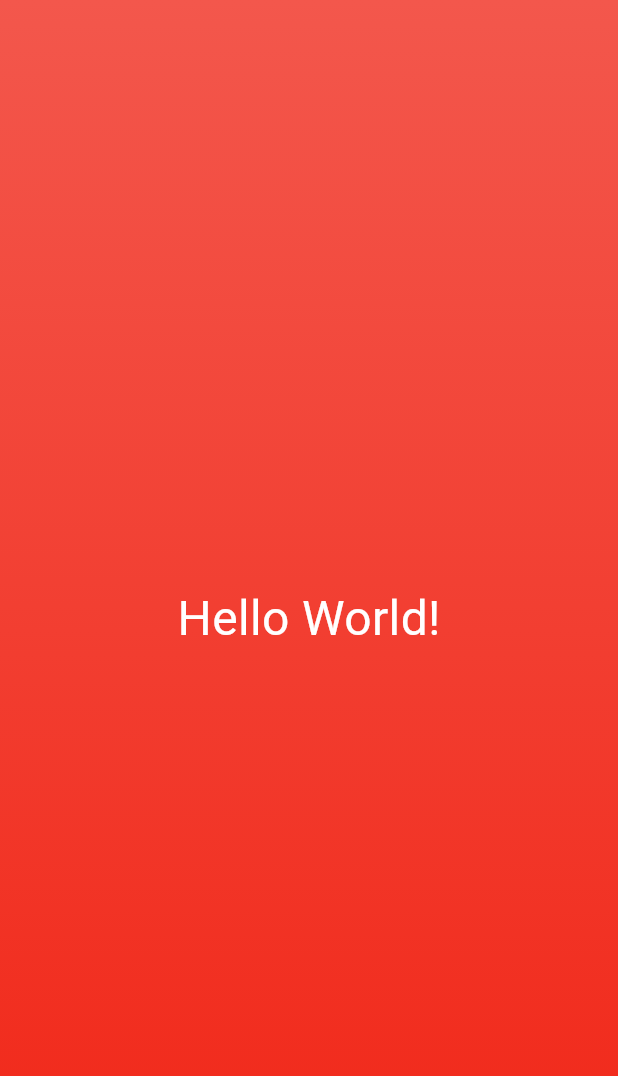
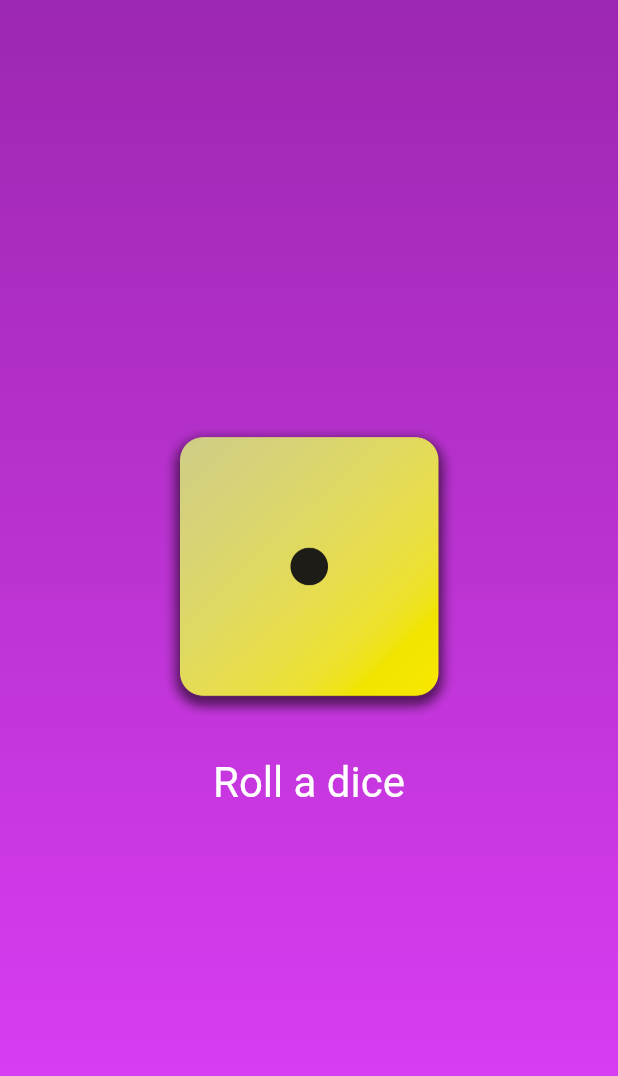
Before and after one commit to imaadii/Flutter-Learning, a Flutter app: the screen it shows after launch, on a phone screen of 412 x 824 dp. Shown: the top 1076 px of the screen. Run offline on Flutter 3.47's test engine with Material 3 defaults, Android fonts, the phone set to English and light mode, and no system bars.

Commit message:
constructor column row styling

```diff
--- a/lib/gradient_container.dart
+++ b/lib/gradient_container.dart
@@ -1,25 +1,56 @@
-import 'package:application_1/style_text.dart';
+// import 'package:application_1/style_text.dart';
 import 'package:flutter/material.dart';
 
-var startAlignment = Alignment.topCenter;
-var endAlignment = Alignment.bottomCenter;
+const startAlignment = Alignment.topCenter;
+const endAlignment = Alignment.bottomCenter;
 
 class GradientContainer extends StatelessWidget {
-  const GradientContainer({super.key});
+  const GradientContainer(
+    this.color1,
+    this.color2, {
+    super.key,
+  }); // default constructor
+
+  // named constructor
+  const GradientContainer.purple({super.key})
+    : color1 = Colors.purple,
+      color2 = Colors.purpleAccent;
+
+  final Color color1;
+  final Color color2;
+
+  void rollDice() {
+    //...
+  }
+
   @override
   Widget build(context) {
     return Container(
       decoration: BoxDecoration(
         gradient: LinearGradient(
-          colors: const [
-            Color.fromARGB(255, 243, 87, 76),
-            Color.fromARGB(255, 241, 38, 23),
-          ],
+          colors: [color1, color2],
           begin: startAlignment,
           end: endAlignment,
         ),
       ),
-      child: const Center(child: StyleText()),
+      child: Center(
+        child: Column(
+          mainAxisSize: MainAxisSize.min,
+          children: [
+            Image.asset('assets/images/dice-1.png', width: 200),
+            SizedBox(height: 20),
+            TextButton(
+              onPressed: rollDice,
+              style: TextButton.styleFrom(
+                // padding: EdgeInsets.only(top: 20),
+                foregroundColor: Colors.white,
+                textStyle: const TextStyle(fontSize: 28),
+              ),
+              child: const Text("Roll a dice"),
+            ),
+          ],
+        ),
+      ),
     );
   }
 }
--- a/lib/main.dart
+++ b/lib/main.dart
@@ -1,6 +1,13 @@
+import 'package:application_1/gradient_container.dart';
 import 'package:flutter/material.dart';
-import './gradient_container.dart';
 
 void main() {
-  runApp(const MaterialApp(home: Scaffold(body: GradientContainer())));
+  runApp(
+    MaterialApp(
+      debugShowCheckedModeBanner: false,
+      home: Scaffold(
+        body: GradientContainer.purple(),
+      ),
+    ),
+  );
 }
--- a/lib/style_text.dart
+++ b/lib/style_text.dart
@@ -1,16 +1,15 @@
 import 'package:flutter/material.dart';
 
 class StyleText extends StatelessWidget {
-  const StyleText({super.key});
+  const StyleText(this.text, {super.key});
+
+  final String text;
 
   @override
   Widget build(context) {
-    return const Text(
-      "Hello World!",
-      style: TextStyle(
-        color: const Color.fromARGB(255, 255, 255, 255),
-        fontSize: 32,
-      ),
+    return  Text(
+      text,
+      style: TextStyle(color: Color.fromARGB(255, 255, 255, 255), fontSize: 32),
     );
   }
 }
```
Also changed, not shown: pubspec.yaml (+7 -4 lines), assets/images/dice-1.png (added), assets/images/dice-2.png (added), assets/images/dice-3.png (added), assets/images/dice-4.png (added), assets/images/dice-5.png (added), assets/images/dice-6.png (added).
